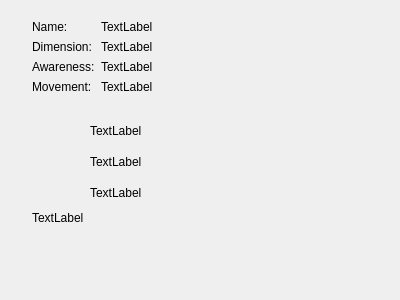
The window that arkhorclient/gui/monsterwidget.ui (kingnak/arkhor) describes before a commit, drawn with Qt 5.
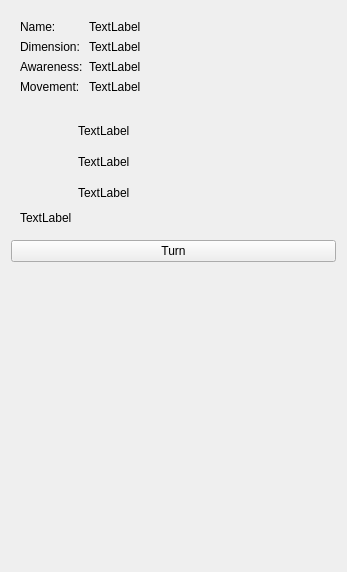
The same window after the commit. Icons and pictures are not drawn. Custom widgets are drawn as their Qt base class.

Commit message: Different DisplayTypes for Monsters in GUI

Patch:
```diff
--- a/arkhorclient/gui/monsterwidget.ui
+++ b/arkhorclient/gui/monsterwidget.ui
@@ -6,8 +6,8 @@
    <rect>
     <x>0</x>
     <y>0</y>
-    <width>400</width>
-    <height>300</height>
+    <width>347</width>
+    <height>572</height>
    </rect>
   </property>
   <property name="sizePolicy">
@@ -19,13 +19,7 @@
   <property name="windowTitle">
    <string>Form</string>
   </property>
-  <layout class="QHBoxLayout" name="horizontalLayout" stretch="0,0,1">
-   <item>
-    <widget class="MonsterFrontWidget" name="wgtFrontImg" native="true"/>
-   </item>
-   <item>
-    <widget class="MonsterBackWidget" name="wgtBackImg" native="true"/>
-   </item>
+  <layout class="QVBoxLayout" name="verticalLayout_2" stretch="0,0,1,1">
    <item>
     <layout class="QVBoxLayout" name="verticalLayout">
      <item>
@@ -202,21 +196,21 @@
        </layout>
       </widget>
      </item>
-     <item>
-      <spacer name="verticalSpacer">
-       <property name="orientation">
-        <enum>Qt::Vertical</enum>
-       </property>
-       <property name="sizeHint" stdset="0">
-        <size>
-         <width>20</width>
-         <height>40</height>
-        </size>
-       </property>
-      </spacer>
-     </item>
     </layout>
    </item>
+   <item>
+    <widget class="QPushButton" name="btnTurn">
+     <property name="text">
+      <string>Turn</string>
+     </property>
+    </widget>
+   </item>
+   <item>
+    <widget class="MonsterBackWidget" name="wgtBackImg" native="true"/>
+   </item>
+   <item>
+    <widget class="MonsterFrontWidget" name="wgtFrontImg" native="true"/>
+   </item>
   </layout>
  </widget>
  <customwidgets>
```
Left out of the diff: 22 changed lines with no effect on the pictures. The commit also changes 5 other files.
